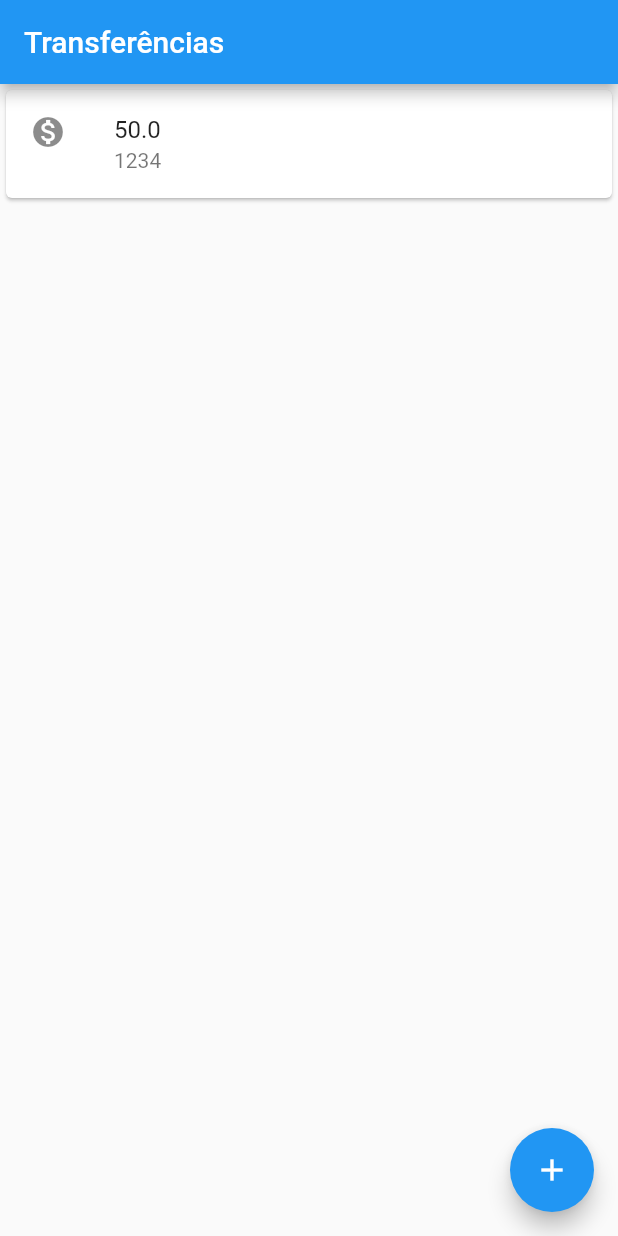
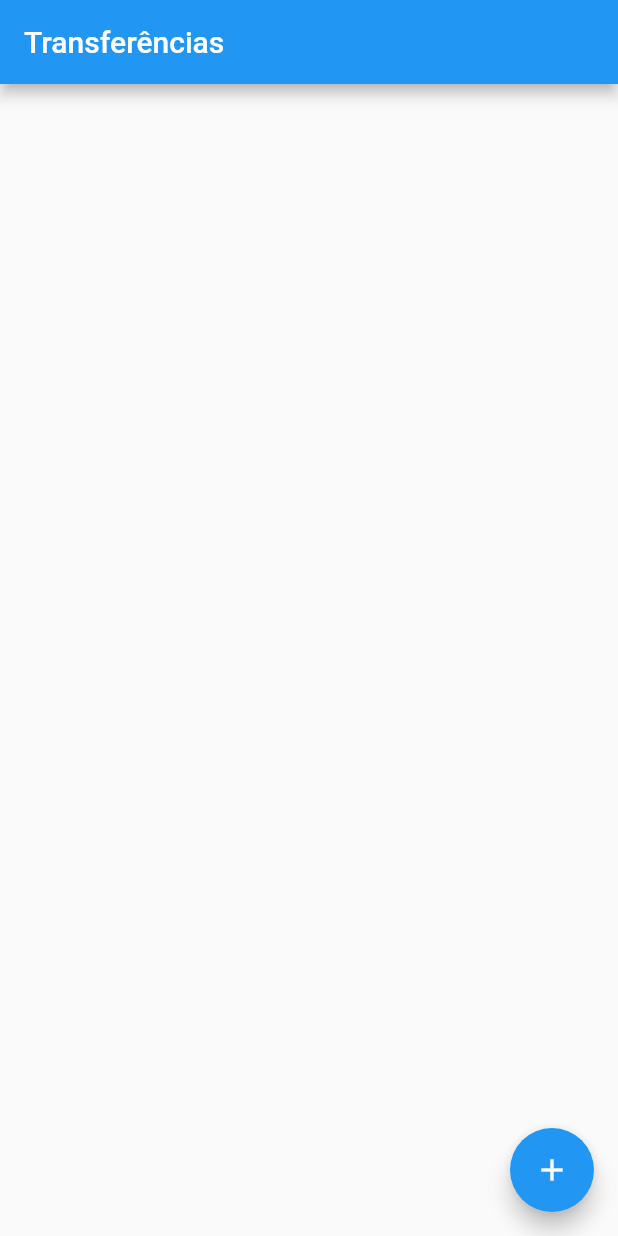
Before and after one commit to josuecamelo/bytebank_flutter, a Flutter app: the screen it shows after launch, on a phone screen of 412 x 824 dp. Run offline on Flutter 3.47's test engine with Material 2 defaults, Android fonts, the phone set to English and light mode, and no system bars.

Commit message:
Alteração - Retorno ao Estudo

```diff
--- a/lib/main.dart
+++ b/lib/main.dart
@@ -93,7 +93,6 @@ class ListaTransferencias extends StatelessWidget {
 
   @override
   Widget build(BuildContext context) {
-    _transferencias.add(Transferencia(50, 1234));
     return Scaffold(
       appBar: AppBar(
         title: Text('Transferências'),
@@ -107,6 +106,7 @@ class ListaTransferencias extends StatelessWidget {
       ),
       floatingActionButton: FloatingActionButton(
         onPressed: () {
+          //retornando valor do formulário
           final Future<Transferencia> future = Navigator.push(context, MaterialPageRoute(builder: (context){
             return FormularioTransferencia();
           }));
```
